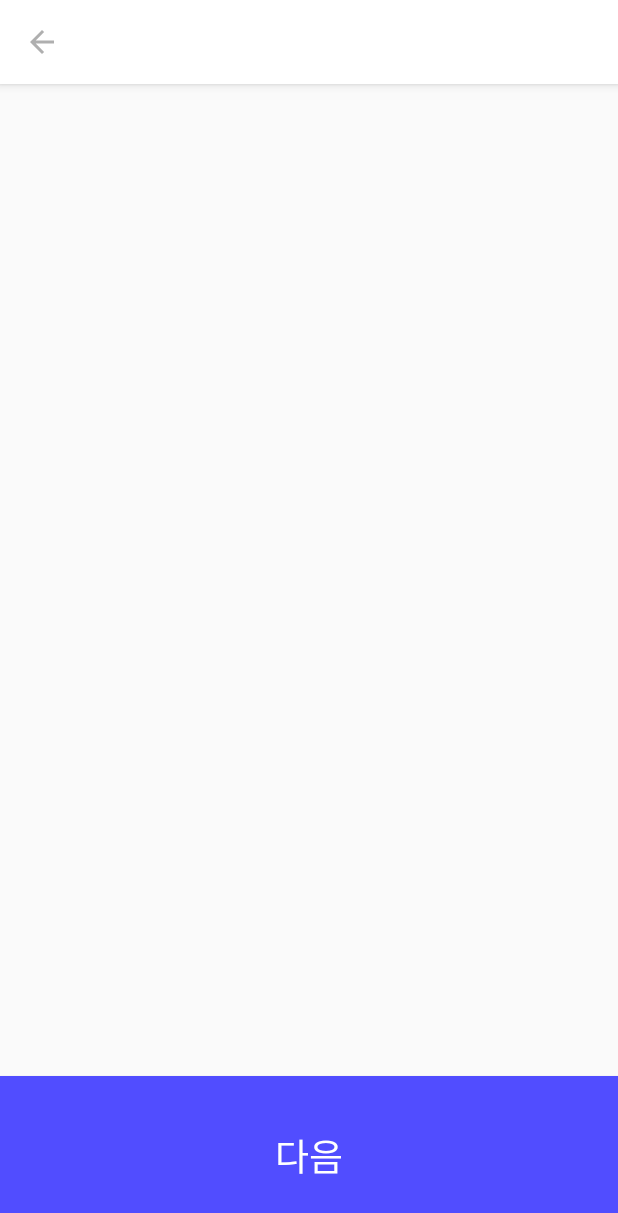
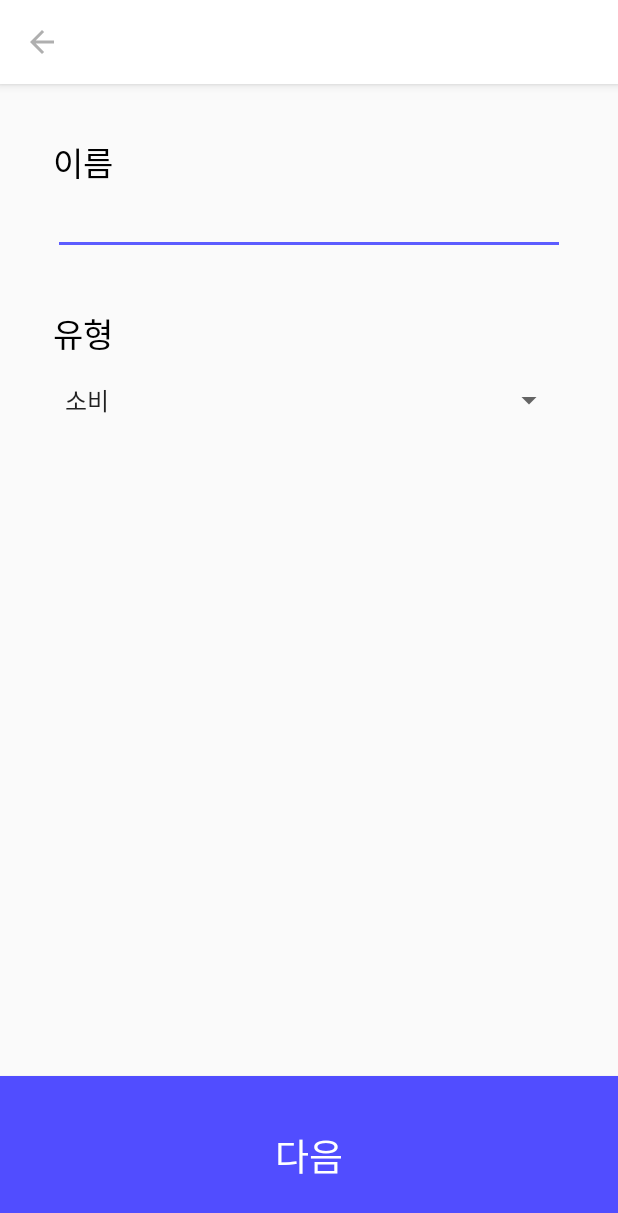
Before and after one commit to kiyeon224/Better-Choice, an Android app: the AddActivity screen opened directly, with no data from a screen before it, on a phone screen of 412 x 824 dp. Shown: the top 1213 px of the screen. Run offline under Robolectric (Android 15) with nearby library versions, the phone set to English and light mode, and no system bars.

Commit message:
add 액티비티 완성

```diff
--- a/app/src/main/java/com/example/better_choice/AddActivity.java
+++ b/app/src/main/java/com/example/better_choice/AddActivity.java
@@ -8,10 +8,15 @@ import android.support.design.widget.Snackbar;
 import android.support.design.widget.StateListAnimator;
 import android.support.v7.app.AppCompatActivity;
 import android.support.v7.widget.Toolbar;
+import android.util.Log;
 import android.view.MenuItem;
 import android.view.View;
+import android.widget.AdapterView;
+import android.widget.ArrayAdapter;
+import android.widget.Spinner;
 
 public class AddActivity extends AppCompatActivity {
+
 
     @Override
     protected void onCreate(Bundle savedInstanceState) {
@@ -22,9 +27,16 @@ public class AddActivity extends AppCompatActivity {
 
         getSupportActionBar().setHomeAsUpIndicator(R.drawable.ic_back_afafaf_24dp);  //뒤로가기 icon을 ic_back_afafaf_24dp로 바꿔줌
 
-        // 뒤로가기 버튼, 디폴트로 true만 해도 백버튼이 생김
+        /* 뒤로가기 버튼 */
         getSupportActionBar().setDisplayHomeAsUpEnabled(true);
         getSupportActionBar().setHomeButtonEnabled(true);
+
+        /* 고민의 유형 선택 (Spinner) */
+        Spinner staticSpinner = (Spinner) findViewById(R.id.static_spinner);
+        ArrayAdapter<CharSequence> staticAdapter = ArrayAdapter.createFromResource(this, R.array.brew_array, android.R.layout.simple_spinner_item);
+
+        staticAdapter.setDropDownViewResource(android.R.layout.simple_spinner_dropdown_item);
+        staticSpinner.setAdapter(staticAdapter);
     }
 
     @Override
@@ -38,4 +50,5 @@ public class AddActivity extends AppCompatActivity {
         return super.onOptionsItemSelected(item);
     }
 
+
 }
--- a/app/src/main/res/layout/content_add.xml
+++ b/app/src/main/res/layout/content_add.xml
@@ -1,11 +1,46 @@
 <?xml version="1.0" encoding="utf-8"?>
-<android.support.constraint.ConstraintLayout xmlns:android="http://schemas.android.com/apk/res/android"
+<LinearLayout xmlns:android="http://schemas.android.com/apk/res/android"
     xmlns:app="http://schemas.android.com/apk/res-auto"
     xmlns:tools="http://schemas.android.com/tools"
     android:layout_width="match_parent"
     android:layout_height="match_parent"
     app:layout_behavior="@string/appbar_scrolling_view_behavior"
     tools:context=".AddActivity"
-    tools:showIn="@layout/activity_add">
+    tools:showIn="@layout/activity_add"
+    android:orientation="vertical">
 
-</android.support.constraint.ConstraintLayout>
+    <TextView
+        android:layout_width="match_parent"
+        android:layout_height="wrap_content"
+        android:text="이름"
+        android:textSize="@dimen/add_text_size"
+        android:textColor="@color/colorBlack"
+        android:layout_marginHorizontal="@dimen/activity_horizontal_margin"
+        android:layout_marginTop="@dimen/activity_horizontal_margin"
+        />
+
+    <EditText
+        android:layout_width="match_parent"
+        android:layout_height="wrap_content"
+        android:layout_marginHorizontal="@dimen/activity_horizontal_margin"
+        />
+
+    <TextView
+        android:layout_width="match_parent"
+        android:layout_height="wrap_content"
+        android:text="유형"
+        android:textSize="@dimen/add_text_size"
+        android:textColor="@color/colorBlack"
+        android:layout_marginHorizontal="@dimen/activity_horizontal_margin"
+        android:layout_marginTop="@dimen/activity_horizontal_margin"
+        />
+
+    <Spinner
+        android:id="@+id/static_spinner"
+        android:layout_width="match_parent"
+        android:layout_height="wrap_content"
+        android:layout_marginHorizontal="@dimen/activity_horizontal_margin"
+        android:layout_marginTop="@dimen/activity_vertical_margin"
+        />
+
+</LinearLayout>
--- a/app/src/main/res/layout/fragment_main.xml
+++ b/app/src/main/res/layout/fragment_main.xml
@@ -1,5 +1,5 @@
 <?xml version="1.0" encoding="utf-8"?>
-<android.support.constraint.ConstraintLayout xmlns:android="http://schemas.android.com/apk/res/android"
+<LinearLayout xmlns:android="http://schemas.android.com/apk/res/android"
     xmlns:app="http://schemas.android.com/apk/res-auto"
     xmlns:tools="http://schemas.android.com/tools"
     android:id="@+id/constraintLayout"
@@ -20,4 +20,4 @@
         tools:layout_constraintLeft_creator="1"
         tools:layout_constraintTop_creator="1" />
 
-</android.support.constraint.ConstraintLayout>
+</LinearLayout>
--- a/app/src/main/res/values/colors.xml
+++ b/app/src/main/res/values/colors.xml
@@ -4,4 +4,5 @@
     <color name="colorPrimaryDark">#514DFF</color>
     <color name="colorAccent">#5C5CFF</color>
     <color name="colorWhite">#fff</color>
+    <color name="colorBlack">#000</color>
 </resources>
--- a/app/src/main/res/values/dimens.xml
+++ b/app/src/main/res/values/dimens.xml
@@ -1,9 +1,10 @@
 <resources>
     <!-- Default screen margins, per the Android Design guidelines. -->
-    <dimen name="activity_horizontal_margin">16dp</dimen>
+    <dimen name="activity_horizontal_margin">35dp</dimen>
     <dimen name="activity_vertical_margin">16dp</dimen>
     <dimen name="appbar_padding">16dp</dimen>
     <dimen name="fab_margin">16dp</dimen>
     <dimen name="appbar_padding_top">8dp</dimen>
     <dimen name="add_ic_margin">8dp</dimen>
+    <dimen name="add_text_size">10pt</dimen>
 </resources>
--- a/app/src/main/res/values/strings.xml
+++ b/app/src/main/res/values/strings.xml
@@ -3,4 +3,9 @@
     <string name="tab_text_1">현재의 고민</string>
     <string name="tab_text_2">과거의 고민</string>
     <string name="title_activity_add">AddActivity</string>
+    <string-array name="brew_array">
+        <item>소비</item>
+        <item>인간관계</item>
+        <item>등등</item>
+    </string-array>
 </resources>
```
